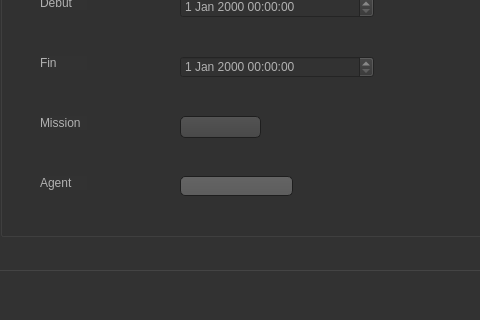
Qt form crud_horaire.ui (hanenjabnoun-Esprit-2019/Smart_Police_Station_2A26) before a commit; both pictures show x 101 to 581 and y 260 to 580 of the 920 by 580 pixel window.
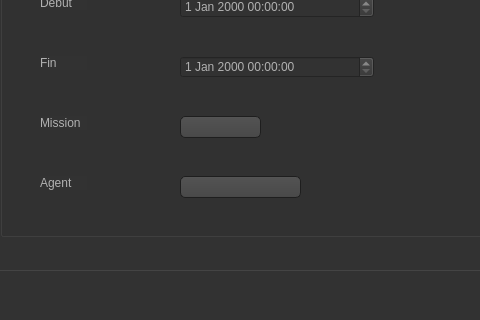
The same form after that commit. The open tabs and pages were chosen to show the change. Icons and pictures are not drawn.

Patch:
```diff
--- a/crud_horaire.ui
+++ b/crud_horaire.ui
@@ -561,19 +561,6 @@
        </rect>
       </property>
      </widget>
-     <widget class="QLineEdit" name="lineEdit_AgentHor">
-      <property name="geometry">
-       <rect>
-        <x>180</x>
-        <y>300</y>
-        <width>113</width>
-        <height>20</height>
-       </rect>
-      </property>
-      <property name="maxLength">
-       <number>10</number>
-      </property>
-     </widget>
      <widget class="QLabel" name="label_2">
       <property name="geometry">
        <rect>
@@ -639,6 +626,16 @@
        <string>Agent</string>
       </property>
      </widget>
+     <widget class="QComboBox" name="comboBox_Agent">
+      <property name="geometry">
+       <rect>
+        <x>180</x>
+        <y>300</y>
+        <width>121</width>
+        <height>22</height>
+       </rect>
+      </property>
+     </widget>
     </widget>
     <widget class="QPushButton" name="pushButton_AjoutHoraire">
      <property name="geometry">
```
Left out of the diff: 2 changed lines with no effect on the pictures.
